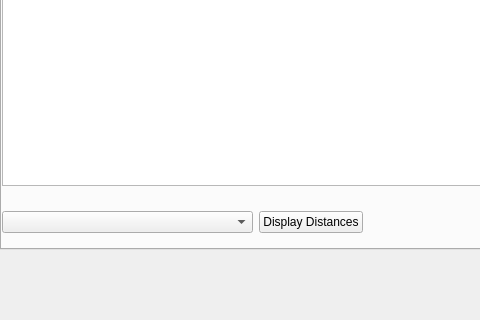
Ykhan799/CollegeTouringS21, file CollegeTouring/databaseviewform.ui: the form before one commit; both pictures show x 0 to 480 and y 271 to 591 of the 802 by 591 pixel window.
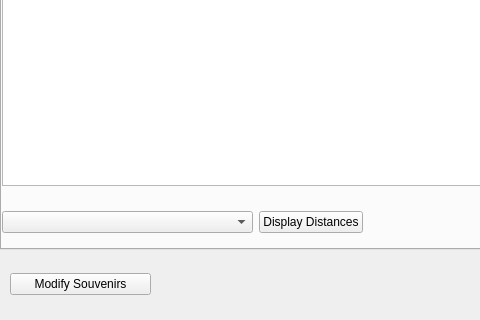
The form after the commit.

The edit to the form file:
```diff
--- a/CollegeTouring/databaseviewform.ui
+++ b/CollegeTouring/databaseviewform.ui
@@ -128,6 +128,25 @@
     </widget>
    </widget>
   </widget>
+  <widget class="QWidget" name="horizontalLayoutWidget">
+   <property name="geometry">
+    <rect>
+     <x>10</x>
+     <y>530</y>
+     <width>141</width>
+     <height>51</height>
+    </rect>
+   </property>
+   <layout class="QHBoxLayout" name="horizontalLayout">
+    <item>
+     <widget class="QPushButton" name="pushButton">
+      <property name="text">
+       <string>Modify Souvenirs</string>
+      </property>
+     </widget>
+    </item>
+   </layout>
+  </widget>
   <zorder>tabWidget</zorder>
   <zorder>closeButtonBox</zorder>
  </widget>
```
Left out of the diff: 1 changed line with no effect on the pictures.
